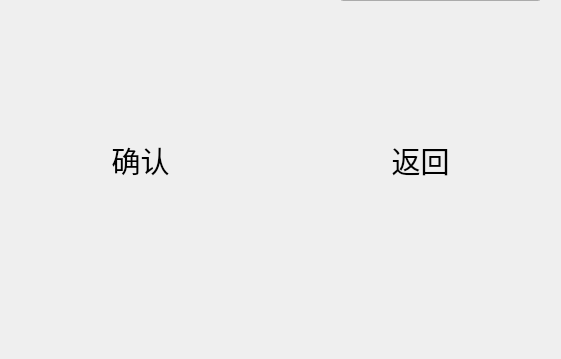
The window that task_manage/add.ui (ShiningCrevice/Qt_CXSJSXhw) describes before a commit, drawn with Qt 5; both pictures show x 110 to 671 and y 190 to 549 of the 953 by 549 pixel window.
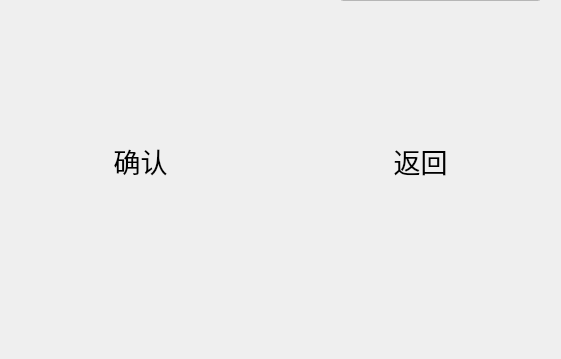
The same window after the commit.

```diff
--- a/task_manage/add.ui
+++ b/task_manage/add.ui
@@ -25,7 +25,7 @@
    <property name="font">
     <font>
      <family>华文中宋</family>
-     <pointsize>22</pointsize>
+     <pointsize>20</pointsize>
      <italic>false</italic>
      <bold>false</bold>
      <strikeout>false</strikeout>
@@ -63,6 +63,9 @@
      <pointsize>16</pointsize>
     </font>
    </property>
+   <property name="styleSheet">
+    <string notr="true">background-color: rgb(255, 255, 255);</string>
+   </property>
   </widget>
   <widget class="QLabel" name="label">
    <property name="geometry">
@@ -93,7 +96,7 @@
    <property name="font">
     <font>
      <family>华文中宋</family>
-     <pointsize>22</pointsize>
+     <pointsize>20</pointsize>
      <italic>false</italic>
      <bold>false</bold>
      <strikeout>false</strikeout>
```
